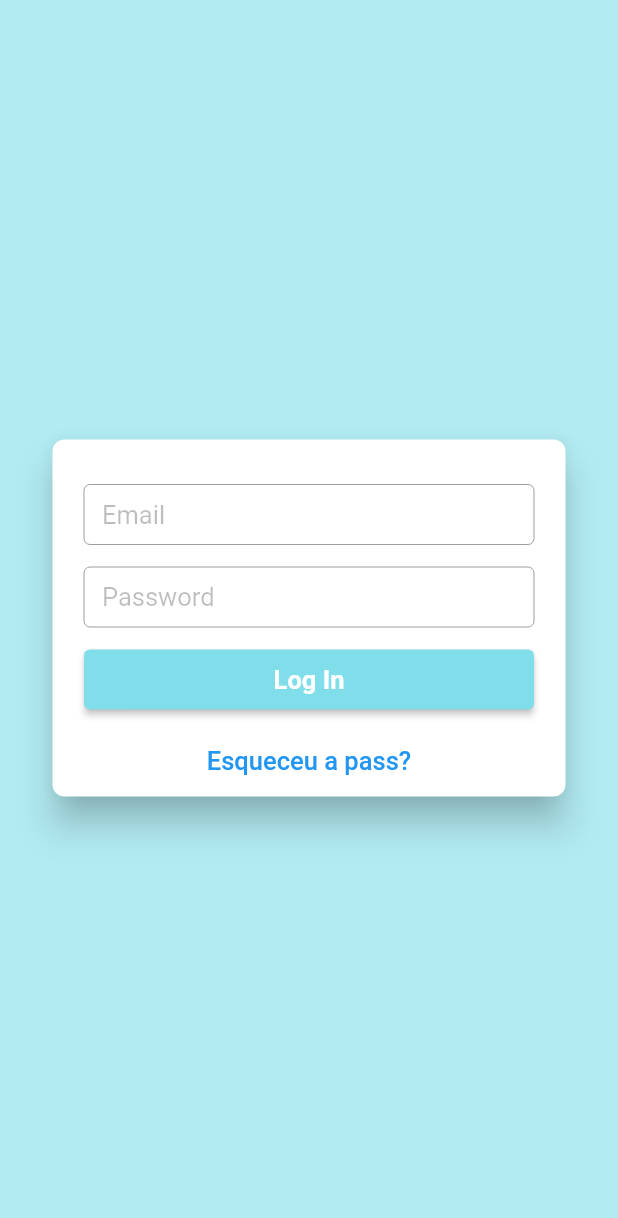
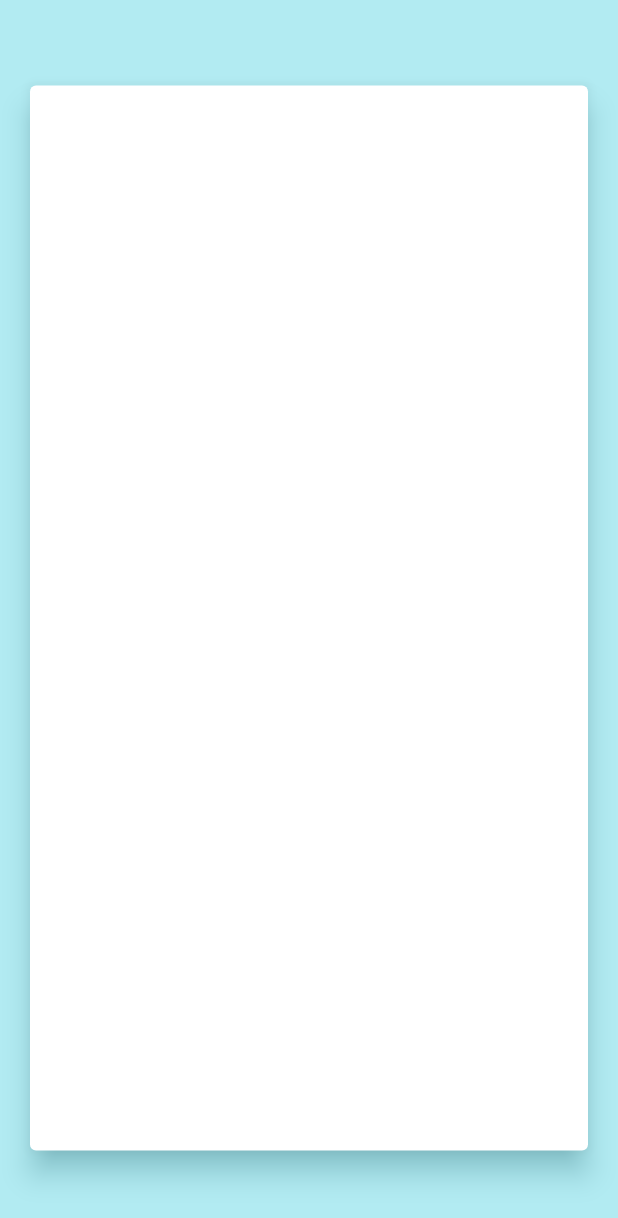
Before and after one commit to hjarroneDev/maleyanga, a Flutter app: the screen it shows after launch, after a tap on "Log In", on a phone screen of 412 x 824 dp. Shown: the top 1218 px of the screen. Run offline on Flutter 3.47's test engine with Material 2 defaults, Android fonts, the phone set to English and light mode, and no system bars; drawn by our look-alikes of delayed_display; our stand-ins replace google_fonts.

Commit message:
Dashbord Inicial

```diff
--- /dev/null
+++ b/lib/pages/dashbord.dart
@@ -0,0 +1,30 @@
+import 'package:flutter/material.dart';
+
+
+class Dashbord extends StatefulWidget {
+  const Dashbord({Key? key}) : super(key: key);
+
+  @override
+  State<Dashbord> createState() => _DashbordState();
+}
+
+class _DashbordState extends State<Dashbord> {
+  @override
+  Widget build(BuildContext context) {
+    return Container(
+      color: Colors.cyan[100],
+      child: Center(
+        child: SizedBox(
+          height: 750,
+          width: 1400,
+          child: Card(
+            elevation: 8,
+            shadowColor: Colors.cyan[200],
+            margin: const EdgeInsets.all(20),
+            child: null,
+          ),
+        ),
+      ),
+    );
+  }
+}
--- a/lib/pages/login_page.dart
+++ b/lib/pages/login_page.dart
@@ -1,6 +1,8 @@
 import 'package:delayed_display/delayed_display.dart';
 import 'package:flutter/material.dart';
 import 'package:google_fonts/google_fonts.dart';
+
+import 'dashbord.dart';
 
 class LoginPage extends StatefulWidget {
   const LoginPage({Key? key}) : super(key: key);
@@ -138,7 +140,17 @@ class _LoginPageState extends State<LoginPage> {
                                       ),
                                     ),
                                   ),
-                                  onPressed: () {},
+                                  onPressed: () {
+
+                                    Navigator.push(
+                                context,
+                                MaterialPageRoute(
+                                  builder: (context) {
+                                    return const Dashbord();
+                                  },
+                                ),
+                              );
+                                  },
                                 ),
                               ),
                               const SizedBox(
```
